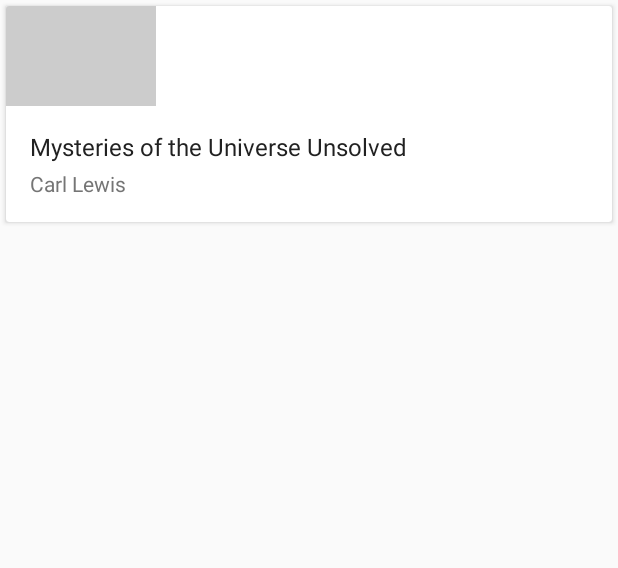
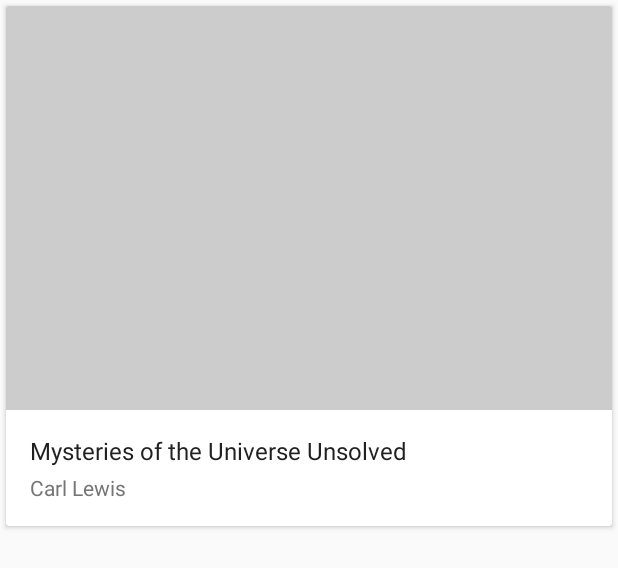
Before and after one commit to BenGoBlue05/xyzreader, an Android app: the layout list_item_article.xml on its own in the app's theme, with its tools: preview values and no code run, on a phone screen of 412 x 824 dp. Shown: the top 568 px of the screen. Run offline under Robolectric (Android 15) with nearby library versions, the phone set to English and light mode, and no system bars.

Commit message:
Reformat Image Scaletype on Main Screen to centerCrop

```diff
--- a/XYZReader/src/main/res/layout/list_item_article.xml
+++ b/XYZReader/src/main/res/layout/list_item_article.xml
@@ -19,8 +19,9 @@
         <!--suppress AndroidLintContentDescription -->
         <com.example.xyzreader.ui.DynamicHeightNetworkImageView
             android:id="@+id/thumbnail"
-            android:layout_width="100dp"
+            android:layout_width="match_parent"
             android:layout_height="100dp"
+            android:scaleType="centerCrop"
             android:background="@color/photo_placeholder" />
 
         <TextView
```
Also changed, not shown: 5 other files.
